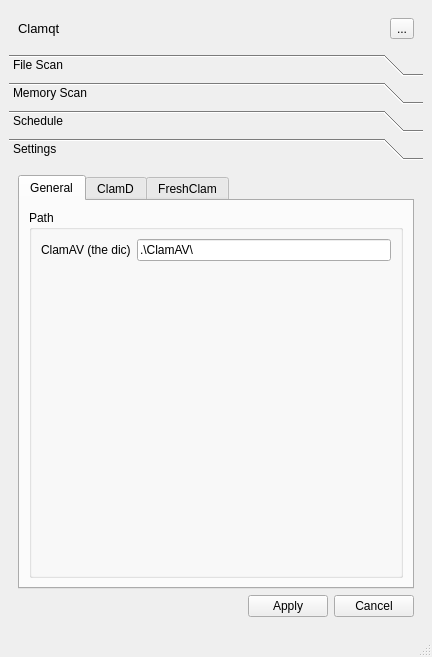
Before: the Qt Designer form mainwindow.ui in Mzzj114/clamqt, drawn with Qt 5.
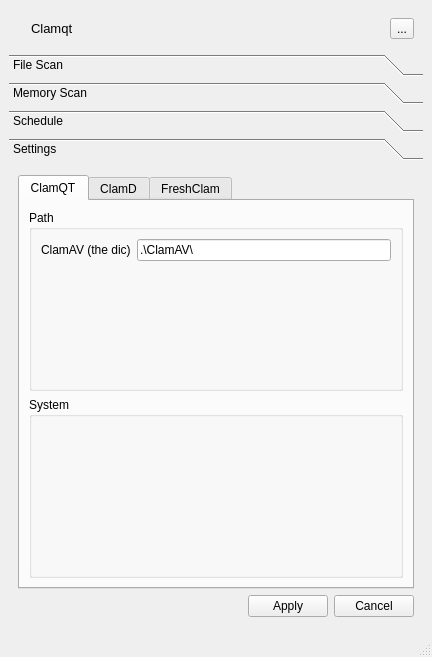
After: the same form once the commit is applied. The open tabs and pages were chosen to show the change. Icons and pictures are not drawn. Custom widgets are drawn as their Qt base class.

Diff of the .ui file:
```diff
--- a/mainwindow.ui
+++ b/mainwindow.ui
@@ -18,6 +18,31 @@
     <item>
      <widget class="Header" name="headerWidget" native="true">
       <layout class="QHBoxLayout" name="horizontalLayout_5">
+       <item>
+        <widget class="QLabel" name="logo_label">
+         <property name="sizePolicy">
+          <sizepolicy hsizetype="Preferred" vsizetype="Preferred">
+           <horstretch>0</horstretch>
+           <verstretch>0</verstretch>
+          </sizepolicy>
+         </property>
+         <property name="maximumSize">
+          <size>
+           <width>30</width>
+           <height>30</height>
+          </size>
+         </property>
+         <property name="text">
+          <string/>
+         </property>
+         <property name="pixmap">
+          <pixmap resource="resource.qrc">:/resource/img/clamqt.png</pixmap>
+         </property>
+         <property name="scaledContents">
+          <bool>true</bool>
+         </property>
+        </widget>
+       </item>
        <item>
         <widget class="QLabel" name="label_3">
          <property name="font">
@@ -441,7 +466,7 @@
          <x>0</x>
          <y>0</y>
          <width>414</width>
-         <height>434</height>
+         <height>427</height>
         </rect>
        </property>
        <attribute name="icon">
@@ -458,7 +483,7 @@
           </property>
           <widget class="QWidget" name="general_tab">
            <attribute name="title">
-            <string>General</string>
+            <string>ClamQT</string>
            </attribute>
            <layout class="QVBoxLayout" name="verticalLayout_2">
             <item>
@@ -484,6 +509,13 @@
               </layout>
              </widget>
             </item>
+            <item>
+             <widget class="QGroupBox" name="groupBox_6">
+              <property name="title">
+               <string>System</string>
+              </property>
+             </widget>
+            </item>
            </layout>
           </widget>
           <widget class="QWidget" name="clamd_tab">
```
Left out of the diff: 13 changed lines with no effect on the pictures.
